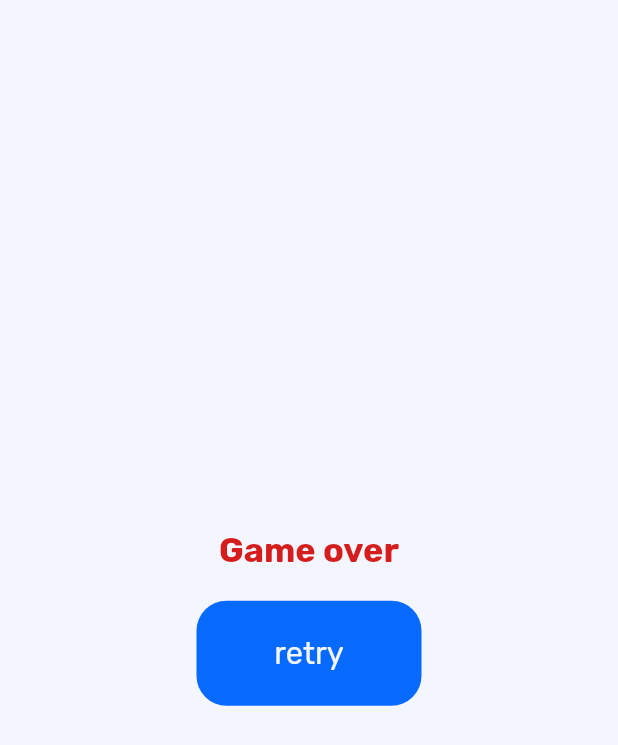
After one commit to jopaul23/sudoku_solver, a Flutter app: the GameOverPage screen opened directly, on a phone screen of 412 x 824 dp. The commit adds this screen. Shown: the top 745 px of the screen. Run offline on Flutter 3.47's test engine with Material 2 defaults, Android fonts, the phone set to English and light mode, and no system bars; our stand-ins replace flutter_screenutil, flutter_svg, get, google_fonts, shared_preferences and 1 more; missing offline and left inert: dart:ffi; accounts and stored records are empty.

Commit message:
puzzlePage complete

```diff
--- /dev/null
+++ b/lib/screens/sudoku_puzzle/gameover_page.dart
@@ -0,0 +1,55 @@
+import 'package:flutter/material.dart';
+import 'package:flutter_screenutil/flutter_screenutil.dart';
+import 'package:get/get.dart';
+import 'package:sudoku/constants/constants.dart';
+
+class GameOverPage extends StatefulWidget {
+  const GameOverPage({Key? key}) : super(key: key);
+
+  @override
+  _GameOverPageState createState() => _GameOverPageState();
+}
+
+class _GameOverPageState extends State<GameOverPage> {
+  @override
+  Widget build(BuildContext context) {
+    Size size = MediaQuery.of(context).size;
+    return Scaffold(
+      body: Container(
+        height: size.height,
+        width: size.width,
+        color: CommonPageColors.bgColor,
+        child: Column(mainAxisAlignment: MainAxisAlignment.center, children: [
+          Text(
+            "Game over",
+            style: TextStyle(
+                color: SudokuPageColors.red,
+                fontSize: 20.sp,
+                fontWeight: FontWeight.bold),
+          ),
+          GestureDetector(
+            onTap: () {
+              Get.back();
+            },
+            child: Container(
+              margin: const EdgeInsets.only(top: 20),
+              alignment: Alignment.center,
+              height: 70,
+              width: 150,
+              decoration: BoxDecoration(
+                  color: CommonPageColors.primaryBlue,
+                  borderRadius: BorderRadius.circular(
+                    20,
+                  )),
+              child: Text(
+                "retry",
+                style:
+                    TextStyle(color: CommonPageColors.bgColor, fontSize: 18.sp),
+              ),
+            ),
+          ),
+        ]),
+      ),
+    );
+  }
+}
--- a/lib/widgets/toast.dart
+++ b/lib/widgets/toast.dart
@@ -7,11 +7,13 @@ import 'package:sudoku/constants/constants.dart';
 class Toast extends StatefulWidget {
   const Toast(
       {Key? key,
+      this.color = const Color(0xFFE7A519),
       required this.title,
       required this.description,
       required this.icon,
       required this.overlayEntry})
       : super(key: key);
+  final Color? color;
   final String icon;
   final String title, description;
   final OverlayEntry overlayEntry;
@@ -58,7 +60,7 @@ class _ToastState extends State<Toast> with SingleTickerProviderStateMixin {
             padding: const EdgeInsets.symmetric(horizontal: defaultPadding),
             height: 50,
             width: MediaQuery.of(context).size.width,
-            color: ToastColors.toastYellow,
+            color: widget.color,
             alignment: Alignment.center,
             child: Row(
               crossAxisAlignment: CrossAxisAlignment.center,
```
Also changed, not shown: lib/controllers/sudoku_controller.dart (+30 -24 lines), lib/screens/sudoku_puzzle/number_btn.dart (+18 -1 lines), lib/screens/sudoku_puzzle/table/sudoku_cell.dart (+8 -2 lines).
